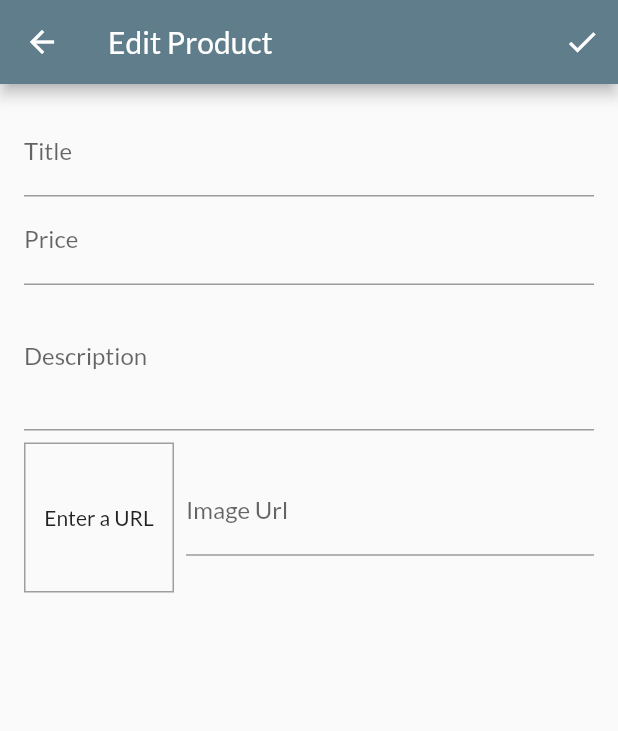
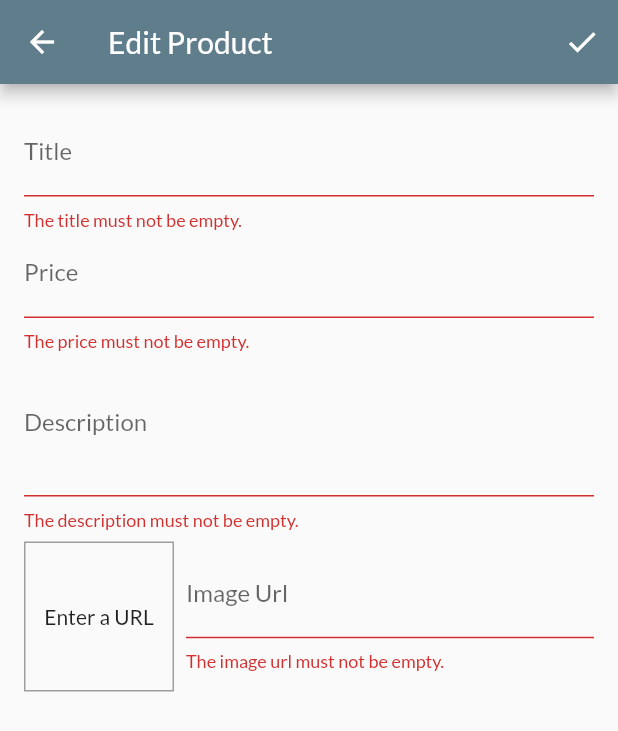
Before and after one commit to samikmaharjan55/Shop-Venue, a Flutter app: the EditProductScreen screen opened by its route, after a tap on the "check" icon, on a phone screen of 412 x 824 dp. Shown: the top 731 px of the screen. Run offline on Flutter 3.47's test engine with Material 2 defaults, Android fonts, the phone set to English and light mode, and no system bars; network calls fail.

Commit message:
Form Validation

```diff
--- a/lib/screens/edit_product_screen.dart
+++ b/lib/screens/edit_product_screen.dart
@@ -1,4 +1,5 @@
 import 'package:flutter/material.dart';
+import 'package:shop_venue/model/product.dart';
 
 class EditProductScreen extends StatefulWidget {
   static const String routeName = "/edit_product_screen";
@@ -13,6 +14,11 @@ class _EditProductScreenState extends State<EditProductScreen> {
   final _descFocusNode = FocusNode();
   final _imgUrlFocusNode = FocusNode();
   final _imgUrlController = TextEditingController();
+
+  final _form = GlobalKey<FormState>();
+
+  var _editedProduct =
+      Product(id: "", title: "", price: 0, description: "", imageURL: "");
 
   @override
   void initState() {
@@ -37,6 +43,15 @@ class _EditProductScreenState extends State<EditProductScreen> {
     _imgUrlController.dispose();
   }
 
+  // save form and validate
+  void _saveForm() {
+    final isValid = _form.currentState!.validate();
+    if (!isValid) {
+      return;
+    }
+    _form.currentState!.save();
+  }
+
   @override
   Widget build(BuildContext context) {
     return Scaffold(
@@ -44,12 +59,15 @@ class _EditProductScreenState extends State<EditProductScreen> {
         title: const Text('Edit Product'),
         actions: [
           IconButton(
-            onPressed: () {},
+            onPressed: () {
+              _saveForm();
+            },
             icon: const Icon(Icons.check),
           ),
         ],
       ),
       body: Form(
+        key: _form,
         child: ListView(
           padding: const EdgeInsets.all(16),
           children: [
@@ -58,6 +76,20 @@ class _EditProductScreenState extends State<EditProductScreen> {
               textInputAction: TextInputAction.next,
               onFieldSubmitted: (_) {
                 FocusScope.of(context).requestFocus(_priceFocusNode);
+              },
+              validator: (value) {
+                if (value!.trim().isEmpty) {
+                  return 'The title must not be empty.';
+                }
+                return null;
+              },
+              onSaved: (value) {
+                _editedProduct = Product(
+                    id: _editedProduct.id,
+                    title: value!.trimLeft().trim(),
+                    price: _editedProduct.price,
+                    description: _editedProduct.description,
+                    imageURL: _editedProduct.imageURL);
               },
             ),
             TextFormField(
@@ -68,12 +100,52 @@ class _EditProductScreenState extends State<EditProductScreen> {
               onFieldSubmitted: (_) {
                 FocusScope.of(context).requestFocus(_descFocusNode);
               },
+              validator: (value) {
+                if (value!.isEmpty) {
+                  return 'The price must not be empty.';
+                }
+                if (double.tryParse(value) == null) {
+                  return 'The price must be in a number format';
+                }
+                if (double.parse(value) <= 0) {
+                  return 'The price should not be less than zero';
+                }
+                return null;
+              },
+              onSaved: (value) {
+                _editedProduct = Product(
+                    id: _editedProduct.id,
+                    title: _editedProduct.title,
+                    price: double.parse(value!),
+                    description: _editedProduct.description,
+                    imageURL: _editedProduct.imageURL);
+              },
             ),
             TextFormField(
               decoration: const InputDecoration(labelText: 'Description'),
               keyboardType: TextInputType.multiline,
               maxLines: 3,
               focusNode: _descFocusNode,
+              validator: (value) {
+                if (value!.isEmpty) {
+                  return 'The description must not be empty.';
+                }
+                if (value.length < 10) {
+                  return 'The description must be at least 10 characters';
+                }
+                if (double.parse(value) <= 0) {
+                  return 'The price should not be less than zero';
+                }
+                return null;
+              },
+              onSaved: (value) {
+                _editedProduct = Product(
+                    id: _editedProduct.id,
+                    title: _editedProduct.title,
+                    price: _editedProduct.price,
+                    description: value!.trimLeft().trim(),
+                    imageURL: _editedProduct.imageURL);
+              },
             ),
             Row(
               children: [
@@ -106,6 +178,30 @@ class _EditProductScreenState extends State<EditProductScreen> {
                     textInputAction: TextInputAction.done,
                     focusNode: _imgUrlFocusNode,
                     controller: _imgUrlController,
+                    validator: (value) {
+                      if (value!.isEmpty) {
+                        return 'The image url must not be empty.';
+                      }
+                      if (!value.startsWith("http") &&
+                          !value.startsWith("https")) {
+                        return 'The image url is not valid.';
+                      }
+                      if (!value.endsWith(".png") &&
+                          !value.endsWith(".jpg") &&
+                          !value.endsWith(".jpeg") &&
+                          !value.endsWith(".JPG")) {
+                        return 'The image url is not correct';
+                      }
+                      return null;
+                    },
+                    onSaved: (value) {
+                      _editedProduct = Product(
+                          id: _editedProduct.id,
+                          title: _editedProduct.title,
+                          price: _editedProduct.price,
+                          description: _editedProduct.description,
+                          imageURL: value!.trim());
+                    },
                   ),
                 ),
               ],
```
